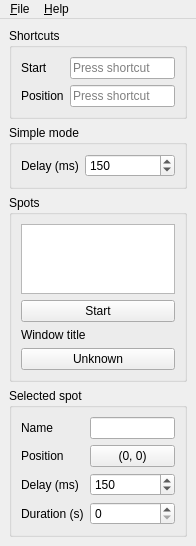
Qt form ui/mainwindow.ui (kervala/autoclicker) before a commit.
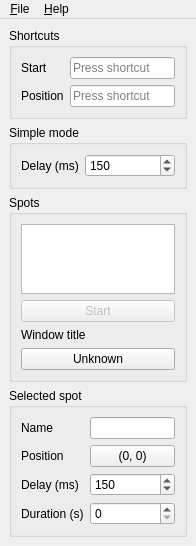
The same form after that commit.

Commit message: Fixed: Disable Start button when no slots

```diff
--- a/ui/mainwindow.ui
+++ b/ui/mainwindow.ui
@@ -117,6 +117,9 @@
        </item>
        <item>
         <widget class="QPushButton" name="startPushButton">
+         <property name="enabled">
+          <bool>false</bool>
+         </property>
          <property name="text">
           <string>Start</string>
          </property>
```
The commit also changes 2 other files.
